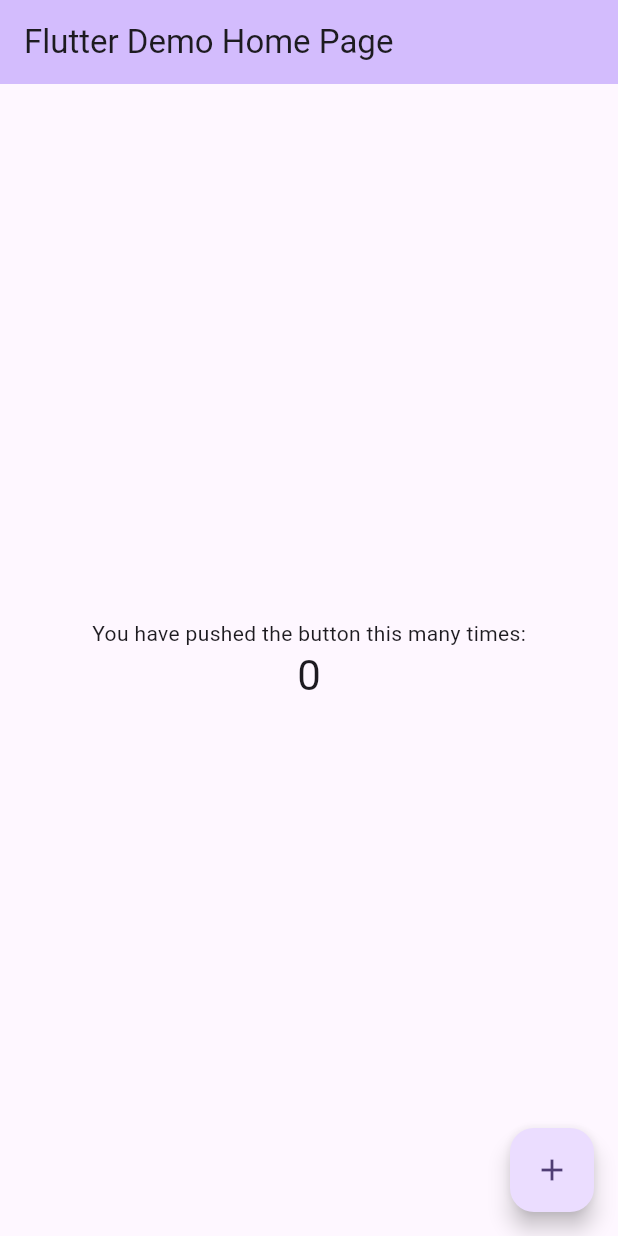
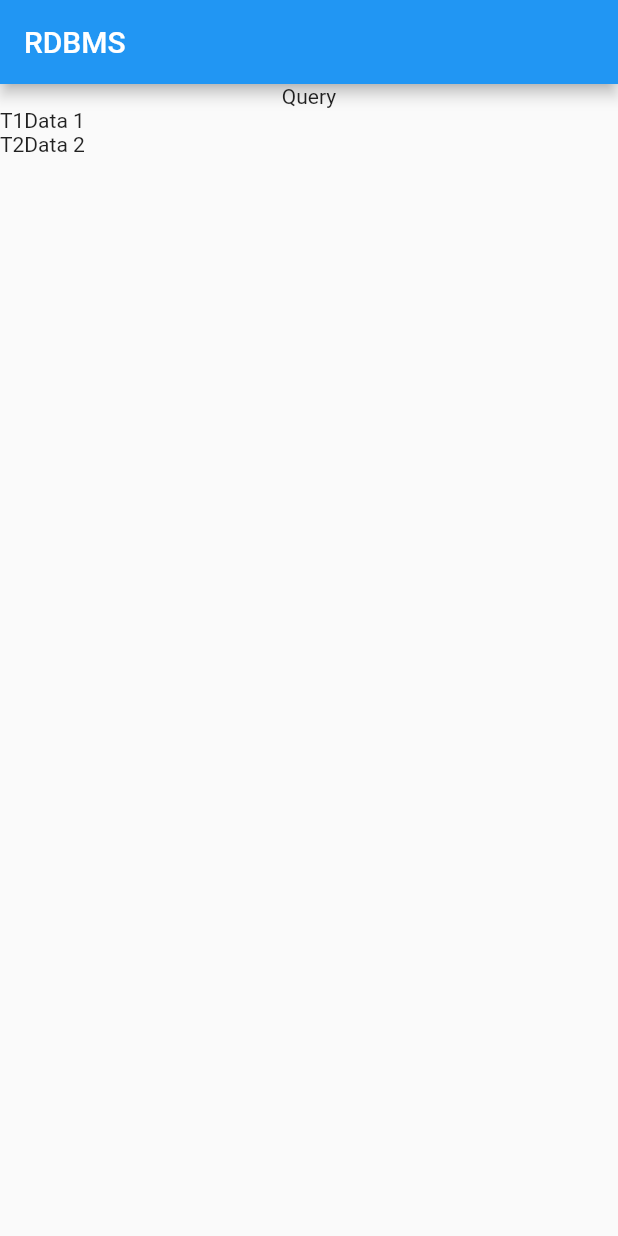
Before and after one commit to Enriquefft/RDBMS-Frontend, a Flutter app: the screen it shows after launch, on a phone screen of 412 x 824 dp. Run offline on Flutter 3.47's test engine with Material 2 defaults, Android fonts, the phone set to English and light mode, and no system bars.

Commit message:
Defined widgets

```diff
--- /dev/null
+++ b/lib/home_screen.dart
@@ -0,0 +1,31 @@
+import 'package:flutter/material.dart';
+
+// Widgets
+import 'widgets/data_table.dart';
+import 'widgets/query_box.dart';
+import 'widgets/table_navbar.dart';
+
+class HomeScreen extends StatelessWidget {
+  const HomeScreen({super.key});
+
+  @override
+  Widget build(BuildContext context) {
+    return Scaffold(
+      appBar: AppBar(
+        title: const Text('RDBMS'),
+      ),
+      body: Column(
+        children: [
+         QueryBox(),
+         Row(
+           children: [
+           TableNavBar(),
+           const DataTabe(),
+
+           ],
+           )
+        ],
+        ),
+    );
+  }
+}
--- a/lib/main.dart
+++ b/lib/main.dart
@@ -1,4 +1,5 @@
 import 'package:flutter/material.dart';
+import 'home_screen.dart';
 
 void main() {
   runApp(const MyApp());
@@ -7,119 +8,14 @@ void main() {
 class MyApp extends StatelessWidget {
   const MyApp({super.key});
 
-  // This widget is the root of your application.
   @override
   Widget build(BuildContext context) {
     return MaterialApp(
-      title: 'Flutter Demo',
+      title: 'RDBMS',
       theme: ThemeData(
-        // This is the theme of your application.
-        //
-        // TRY THIS: Try running your application with "flutter run". You'll see
-        // the application has a blue toolbar. Then, without quitting the app,
-        // try changing the seedColor in the colorScheme below to Colors.green
-        // and then invoke "hot reload" (save your changes or press the "hot
-        // reload" button in a Flutter-supported IDE, or press "r" if you used
-        // the command line to start the app).
-        //
-        // Notice that the counter didn't reset back to zero; the application
-        // state is not lost during the reload. To reset the state, use hot
-        // restart instead.
-        //
-        // This works for code too, not just values: Most code changes can be
-        // tested with just a hot reload.
-        colorScheme: ColorScheme.fromSeed(seedColor: Colors.deepPurple),
-        useMaterial3: true,
+        primarySwatch: Colors.blue,
       ),
-      home: const MyHomePage(title: 'Flutter Demo Home Page'),
+      home: const HomeScreen(),
     );
   }
 }
-
-class MyHomePage extends StatefulWidget {
-  const MyHomePage({super.key, required this.title});
-
-  // This widget is the home page of your application. It is stateful, meaning
-  // that it has a State object (defined below) that contains fields that affect
-  // how it looks.
-
-  // This class is the configuration for the state. It holds the values (in this
-  // case the title) provided by the parent (in this case the App widget) and
-  // used by the build method of the State. Fields in a Widget subclass are
-  // always marked "final".
-
-  final String title;
-
-  @override
-  State<MyHomePage> createState() => _MyHomePageState();
-}
-
-class _MyHomePageState extends State<MyHomePage> {
-  int _counter = 0;
-
-  void _incrementCounter() {
-    setState(() {
-      // This call to setState tells the Flutter framework that something has
-      // changed in this State, which causes it to rerun the build method below
-      // so that the display can reflect the updated values. If we changed
-      // _counter without calling setState(), then the build method would not be
-      // called again, and so nothing would appear to happen.
-      _counter++;
-    });
-  }
-
-  @override
-  Widget build(BuildContext context) {
-    // This method is rerun every time setState is called, for instance as done
-    // by the _incrementCounter method above.
-    //
-    // The Flutter framework has been optimized to make rerunning build methods
-    // fast, so that you can just rebuild anything that needs updating rather
-    // than having to individually change instances of widgets.
-    return Scaffold(
-      appBar: AppBar(
-        // TRY THIS: Try changing the color here to a specific color (to
-        // Colors.amber, perhaps?) and trigger a hot reload to see the AppBar
-        // change color while the other colors stay the same.
-        backgroundColor: Theme.of(context).colorScheme.inversePrimary,
-        // Here we take the value from the MyHomePage object that was created by
-        // the App.build method, and use it to set our appbar title.
-        title: Text(widget.title),
-      ),
-      body: Center(
-        // Center is a layout widget. It takes a single child and positions it
-        // in the middle of the parent.
-        child: Column(
-          // Column is also a layout widget. It takes a list of children and
-          // arranges them vertically. By default, it sizes itself to fit its
-          // children horizontally, and tries to be as tall as its parent.
-          //
-          // Column has various properties to control how it sizes itself and
-          // how it positions its children. Here we use mainAxisAlignment to
-          // center the children vertically; the main axis here is the vertical
-          // axis because Columns are vertical (the cross axis would be
-          // horizontal).
-          //
-          // TRY THIS: Invoke "debug painting" (choose the "Toggle Debug Paint"
-          // action in the IDE, or press "p" in the console), to see the
-          // wireframe for each widget.
-          mainAxisAlignment: MainAxisAlignment.center,
-          children: <Widget>[
-            const Text(
-              'You have pushed the button this many times:',
-            ),
-            Text(
-              '$_counter',
-              style: Theme.of(context).textTheme.headlineMedium,
-            ),
-          ],
-        ),
-      ),
-      floatingActionButton: FloatingActionButton(
-        onPressed: _incrementCounter,
-        tooltip: 'Increment',
-        child: const Icon(Icons.add),
-      ), // This trailing comma makes auto-formatting nicer for build methods.
-    );
-  }
-}
--- /dev/null
+++ b/lib/widgets/data_table.dart
@@ -0,0 +1,19 @@
+import 'package:flutter/material.dart';
+
+class DataTabe extends StatelessWidget {
+  const DataTabe({super.key});
+
+
+  @override
+  Widget build(BuildContext context) {
+    return Container(
+      alignment: Alignment.center,
+      child: const Column(
+        children: [
+          Text('Data 1'),
+          Text('Data 2'),
+        ],
+      ),
+    );
+  }
+}
--- /dev/null
+++ b/lib/widgets/query_box.dart
@@ -0,0 +1,17 @@
+import 'package:flutter/material.dart';
+
+class QueryBox extends StatelessWidget {
+  const QueryBox({super.key});
+
+  @override
+  Widget build(BuildContext context) {
+    return Container(
+      alignment: Alignment.center,
+      child: const Column(
+        children: [
+          Text('Query'),
+        ],
+      ),
+    );
+  }
+}
--- /dev/null
+++ b/lib/widgets/table_navbar.dart
@@ -0,0 +1,18 @@
+import 'package:flutter/material.dart';
+
+class TableNavBar extends StatelessWidget {
+  const TableNavBar({super.key});
+
+  @override
+  Widget build(BuildContext context) {
+    return Container(
+      alignment: Alignment.center,
+      child: const Column(
+        children: [
+          Text('T1'),
+          Text('T2'),
+        ],
+      ),
+    );
+  }
+}
```
